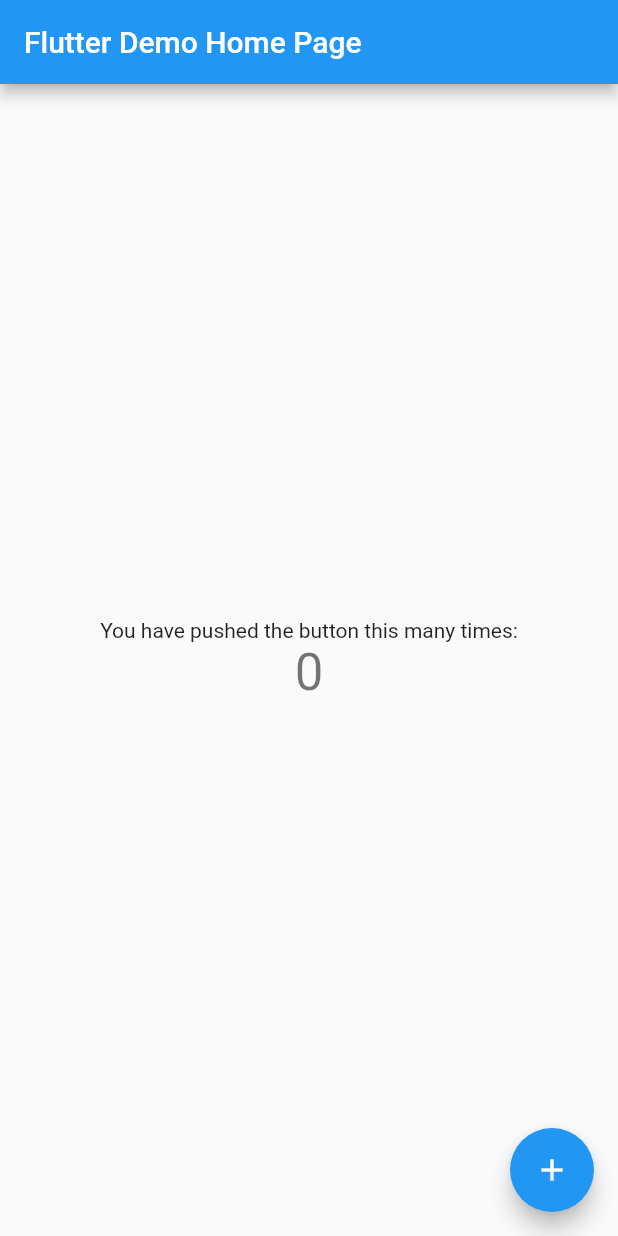
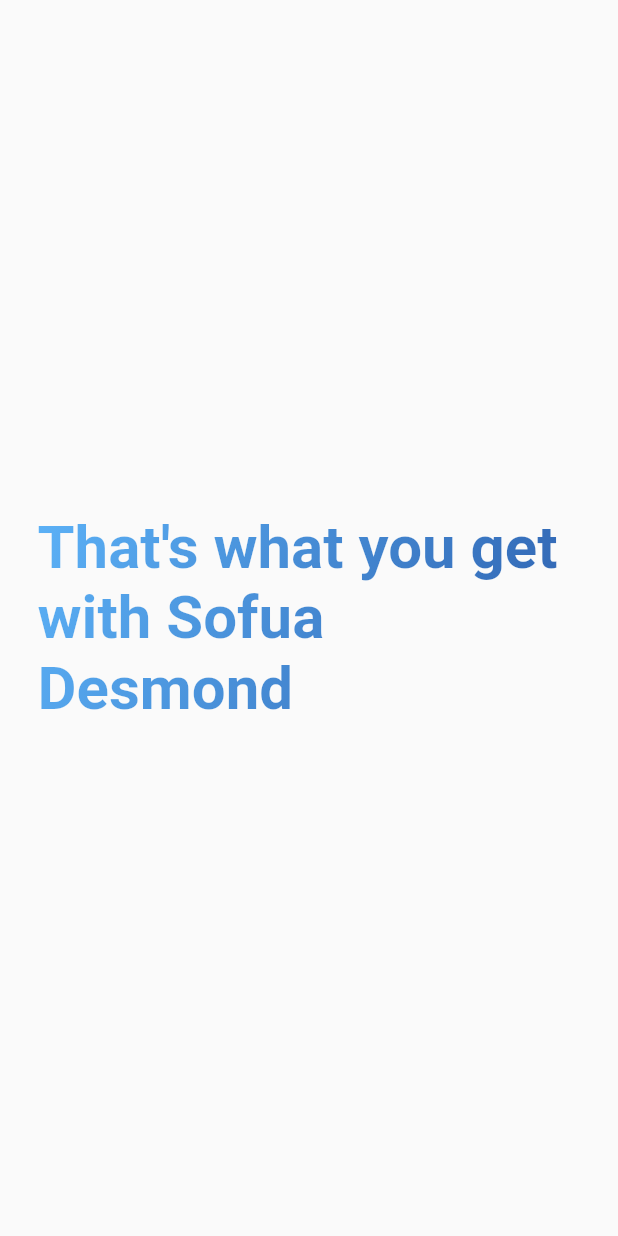
Before and after one commit to cr34t1ve/gradient-text-with-gyro, a Flutter app: the screen it shows after launch, on a phone screen of 412 x 824 dp. Run offline on Flutter 3.47's test engine with Material 2 defaults, Android fonts, the phone set to English and light mode, and no system bars.

Commit message:
gradient text

```diff
--- a/lib/main.dart
+++ b/lib/main.dart
@@ -6,110 +6,53 @@
 
 class MyApp extends StatelessWidget {
   const MyApp({Key? key}) : super(key: key);
-
-  // This widget is the root of your application.
   @override
   Widget build(BuildContext context) {
     return MaterialApp(
-      title: 'Flutter Demo',
-      theme: ThemeData(
-        // This is the theme of your application.
-        //
-        // Try running your application with "flutter run". You'll see the
-        // application has a blue toolbar. Then, without quitting the app, try
-        // changing the primarySwatch below to Colors.green and then invoke
-        // "hot reload" (press "r" in the console where you ran "flutter run",
-        // or simply save your changes to "hot reload" in a Flutter IDE).
-        // Notice that the counter didn't reset back to zero; the application
-        // is not restarted.
-        primarySwatch: Colors.blue,
-      ),
-      home: const MyHomePage(title: 'Flutter Demo Home Page'),
+      debugShowCheckedModeBanner: false,
+      home: GradientText(),
     );
   }
 }
 
-class MyHomePage extends StatefulWidget {
-  const MyHomePage({Key? key, required this.title}) : super(key: key);
-
-  // This widget is the home page of your application. It is stateful, meaning
-  // that it has a State object (defined below) that contains fields that affect
-  // how it looks.
-
-  // This class is the configuration for the state. It holds the values (in this
-  // case the title) provided by the parent (in this case the App widget) and
-  // used by the build method of the State. Fields in a Widget subclass are
-  // always marked "final".
-
-  final String title;
+class GradientText extends StatefulWidget {
+  const GradientText({Key? key}) : super(key: key);
 
   @override
-  State<MyHomePage> createState() => _MyHomePageState();
+  State<GradientText> createState() => _GradientTextState();
 }
 
-class _MyHomePageState extends State<MyHomePage> {
-  int _counter = 0;
-
-  void _incrementCounter() {
-    setState(() {
-      // This call to setState tells the Flutter framework that something has
-      // changed in this State, which causes it to rerun the build method below
-      // so that the display can reflect the updated values. If we changed
-      // _counter without calling setState(), then the build method would not be
-      // called again, and so nothing would appear to happen.
-      _counter++;
-    });
-  }
-
+class _GradientTextState extends State<GradientText> {
   @override
   Widget build(BuildContext context) {
-    // This method is rerun every time setState is called, for instance as done
-    // by the _incrementCounter method above.
-    //
-    // The Flutter framework has been optimized to make rerunning build methods
-    // fast, so that you can just rebuild anything that needs updating rather
-    // than having to individually change instances of widgets.
     return Scaffold(
-      appBar: AppBar(
-        // Here we take the value from the MyHomePage object that was created by
-        // the App.build method, and use it to set our appbar title.
-        title: Text(widget.title),
+      body: Column(
+        mainAxisAlignment: MainAxisAlignment.center,
+        children: [
+          Padding(
+            padding: const EdgeInsets.symmetric(horizontal: 25.0),
+            child: Container(
+              child: ShaderMask(
+                blendMode: BlendMode.srcIn,
+                shaderCallback: (bounds) => LinearGradient(
+                    begin: Alignment.topLeft,
+                    end: Alignment.bottomRight,
+                    colors: [
+                      Colors.blue.shade400,
+                      Colors.blue.shade900,
+                    ]).createShader(
+                  Rect.fromLTWH(0, 0, bounds.width, bounds.height),
+                ),
+                child: Text(
+                  "That's what you get with Sofua Desmond",
+                  style: const TextStyle(
+                      fontWeight: FontWeight.bold, fontSize: 40),
+                ),
+              ),
+            ),
+          )
+        ],
       ),
-      body: Center(
-        // Center is a layout widget. It takes a single child and positions it
-        // in the middle of the parent.
-        child: Column(
-          // Column is also a layout widget. It takes a list of children and
-          // arranges them vertically. By default, it sizes itself to fit its
-          // children horizontally, and tries to be as tall as its parent.
-          //
-          // Invoke "debug painting" (press "p" in the console, choose the
-          // "Toggle Debug Paint" action from the Flutter Inspector in Android
-          // Studio, or the "Toggle Debug Paint" command in Visual Studio Code)
-          // to see the wireframe for each widget.
-          //
-          // Column has various properties to control how it sizes itself and
-          // how it positions its children. Here we use mainAxisAlignment to
-          // center the children vertically; the main axis here is the vertical
-          // axis because Columns are vertical (the cross axis would be
-          // horizontal).
-          mainAxisAlignment: MainAxisAlignment.center,
-          children: <Widget>[
-            const Text(
-              'You have pushed the button this many times:',
-            ),
-            Text(
-              '$_counter',
-              style: Theme.of(context).textTheme.headline4,
-            ),
-          ],
-        ),
-      ),
-      floatingActionButton: FloatingActionButton(
-        onPressed: _incrementCounter,
-        tooltip: 'Increment',
-        child: const Icon(Icons.add),
-      ), // This trailing comma makes auto-formatting nicer for build methods.
     );
   }
 }
--- a/pubspec.yaml
+++ b/pubspec.yaml
@@ -44,7 +44,7 @@
   # activated in the `analysis_options.yaml` file located at the root of your
   # package. See that file for information about deactivating specific lint
   # rules and activating additional ones.
-  flutter_lints: ^1.0.0
+  # flutter_lints: ^1.0.0
 
 # For information on the generic Dart part of this file, see the
 # following page: https://dart.dev/tools/pub/pubspec
```
Also changed, not shown: 2 other files.
